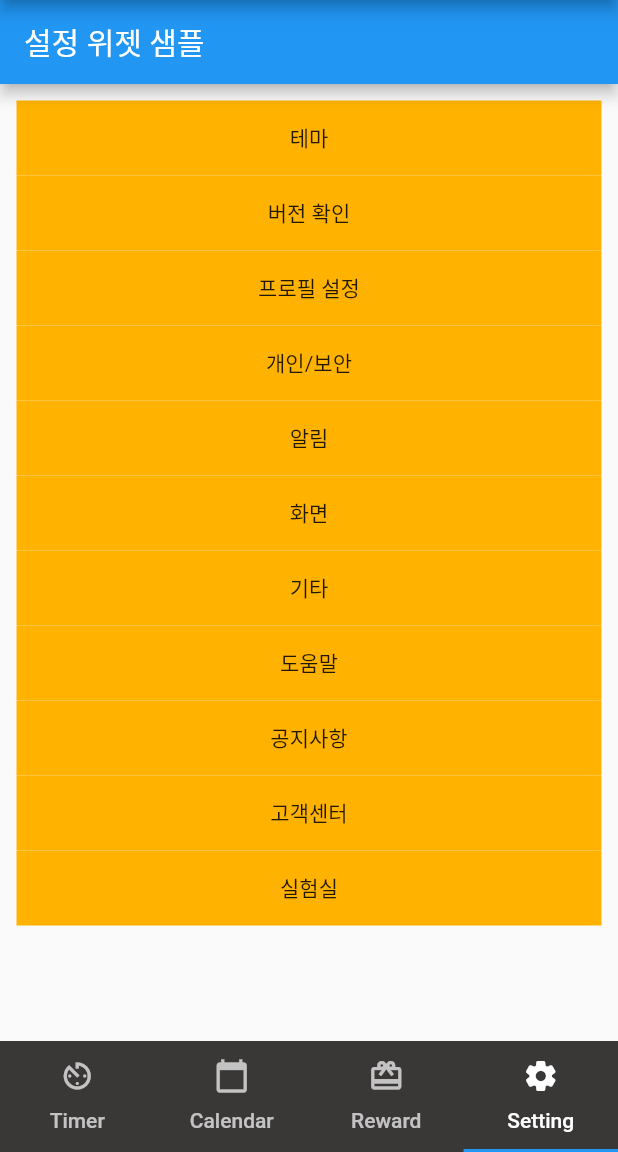
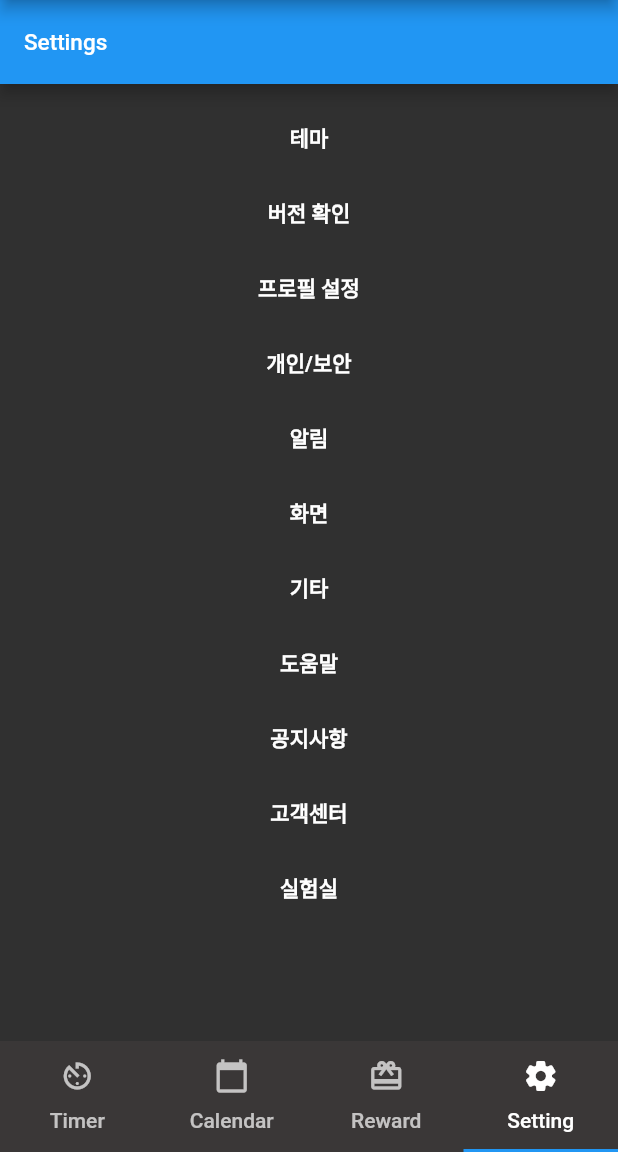
Before and after one commit to YuJunhee/CAPSTONE-DESIGN-TIMER-SW-DEVELOP, a Flutter app: the screen it shows after launch, item 4 of the bottom bar chosen, on a phone screen of 412 x 824 dp, the part 84-1236 px from its top. Run offline on Flutter 3.47's test engine with Material 2 defaults, Android fonts, the phone set to English and light mode, and no system bars; our stand-ins replace table_calendar.

Commit message:
Change Setting Section Color

```diff
--- a/lib/main.dart
+++ b/lib/main.dart
@@ -44,9 +44,12 @@ class MyTabsState extends State<MyTabs> with SingleTickerProviderStateMixin {
   @override
   Widget build(BuildContext context) {
     return Scaffold(
+      // Scaffold element - appBar
       appBar: AppBar(
         title: Text('타이머 예시'),
+        // Color
         backgroundColor: Colors.grey[850],
+        // AppBar setting Icon
         actions: <Widget>[
           IconButton(
               icon: Icon(Icons.settings),
@@ -55,6 +58,7 @@ class MyTabsState extends State<MyTabs> with SingleTickerProviderStateMixin {
               })
         ],
       ),
+      // Scaffold element - body
       body: TabBarView(controller: controller, // 컨트롤러 연결
           children: [Home(), Calendar(), Reward(), Setting()]),
       bottomNavigationBar: Container(
--- a/lib/ui/setting/setting.dart
+++ b/lib/ui/setting/setting.dart
@@ -5,64 +5,160 @@ class Setting extends StatelessWidget {
   @override
   Widget build(BuildContext context) {
     return Scaffold(
-      appBar: AppBar(title: Text('설정 위젯 샘플')),
+      backgroundColor: Colors.grey[850],
+      // Scaffold element - appBar
+      appBar: AppBar(
+          title: Text(
+        'Settings',
+        style: TextStyle(
+          fontSize: 15.0,
+        ),
+      )),
       body: ListView(
         padding: const EdgeInsets.all(11),
         children: <Widget>[
+          // 1st factor - Theme
           Container(
             height: 50,
-            color: Colors.amber[600],
-            child: const Center(child: Text('테마')),
+            color: Colors.grey[850],
+            child: const Center(
+                child: Text(
+              '테마',
+              style: TextStyle(
+                color: Colors.white,
+                fontWeight: FontWeight.bold,
+              ),
+            )),
           ),
+          // 2nd factor - Version Check
           Container(
             height: 50,
-            color: Colors.amber[600],
-            child: const Center(child: Text('버전 확인')),
+            color: Colors.grey[850],
+            child: const Center(
+                child: Text(
+              '버전 확인',
+              style: TextStyle(
+                color: Colors.white,
+                fontWeight: FontWeight.bold,
+              ),
+            )),
           ),
+          // 3rd factor - Profile setup
           Container(
             height: 50,
-            color: Colors.amber[600],
-            child: const Center(child: Text('프로필 설정')),
+            color: Colors.grey[850],
+            child: const Center(
+                child: Text(
+              '프로필 설정',
+              style: TextStyle(
+                color: Colors.white,
+                fontWeight: FontWeight.bold,
+              ),
+            )),
           ),
+          // 4th factor - User/Security
           Container(
             height: 50,
-            color: Colors.amber[600],
-            child: const Center(child: Text('개인/보안')),
+            color: Colors.grey[850],
+            child: const Center(
+                child: Text(
+              '개인/보안',
+              style: TextStyle(
+                color: Colors.white,
+                fontWeight: FontWeight.bold,
+              ),
+            )),
           ),
+          // 5th factor - Alarm
           Container(
             height: 50,
-            color: Colors.amber[600],
-            child: const Center(child: Text('알림')),
+            color: Colors.grey[850],
+            child: const Center(
+                child: Text(
+              '알림',
+              style: TextStyle(
+                color: Colors.white,
+                fontWeight: FontWeight.bold,
+              ),
+            )),
           ),
+          // 6th factor - Screen
           Container(
             height: 50,
-            color: Colors.amber[600],
-            child: const Center(child: Text('화면')),
+            color: Colors.grey[850],
+            child: const Center(
+                child: Text(
+              '화면',
+              style: TextStyle(
+                color: Colors.white,
+                fontWeight: FontWeight.bold,
+              ),
+            )),
           ),
+          // 7th factor - Others
           Container(
             height: 50,
-            color: Colors.amber[600],
-            child: const Center(child: Text('기타')),
+            color: Colors.grey[850],
+            child: const Center(
+                child: Text(
+              '기타',
+              style: TextStyle(
+                color: Colors.white,
+                fontWeight: FontWeight.bold,
+              ),
+            )),
           ),
+          // 8th factor - Help
           Container(
             height: 50,
-            color: Colors.amber[600],
-            child: const Center(child: Text('도움말')),
+            color: Colors.grey[850],
+            child: const Center(
+                child: Text(
+              '도움말',
+              style: TextStyle(
+                color: Colors.white,
+                fontWeight: FontWeight.bold,
+              ),
+            )),
           ),
+          // 9th factor - Information
           Container(
             height: 50,
-            color: Colors.amber[600],
-            child: const Center(child: Text('공지사항')),
+            color: Colors.grey[850],
+            child: const Center(
+                child: Text(
+              '공지사항',
+              style: TextStyle(
+                color: Colors.white,
+                fontWeight: FontWeight.bold,
+              ),
+            )),
           ),
+          // 10th factor - Contects
           Container(
             height: 50,
-            color: Colors.amber[600],
-            child: const Center(child: Text('고객센터')),
+            color: Colors.grey[850],
+            child: const Center(
+                child: Text(
+              '고객센터',
+              style: TextStyle(
+                color: Colors.white,
+                fontWeight: FontWeight.bold,
+              ),
+            )),
           ),
+          // 11th factor - Labotary
           Container(
             height: 50,
-            color: Colors.amber[600],
-            child: const Center(child: Text('실험실')),
+            color: Colors.grey[850],
+            child: const Center(
+                child: Text(
+              '실험실',
+              style: TextStyle(
+                color: Colors.white,
+                fontWeight: FontWeight.bold,
+              ),
+            )),
           ),
         ],
       ),
```
